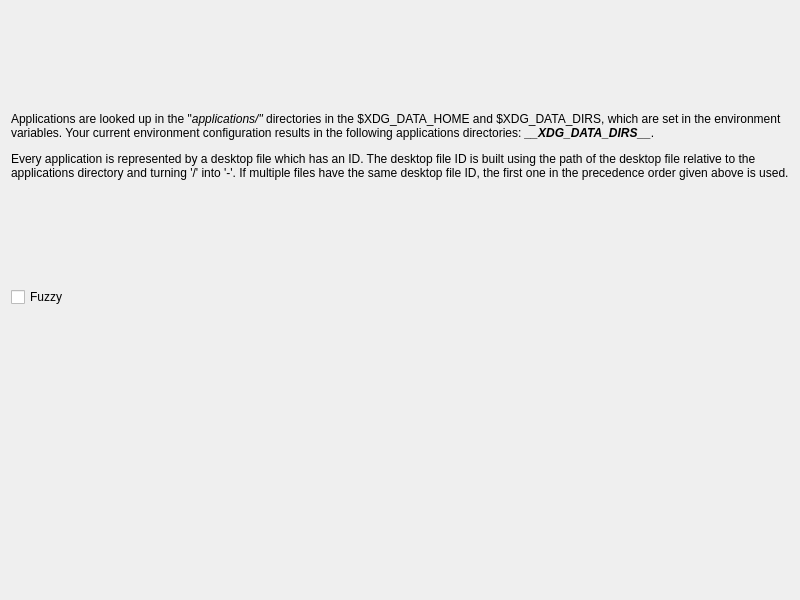
Above: src/plugins/applications/configwidget.ui from albertlauncher/albert before the change. Below: the same form after it.
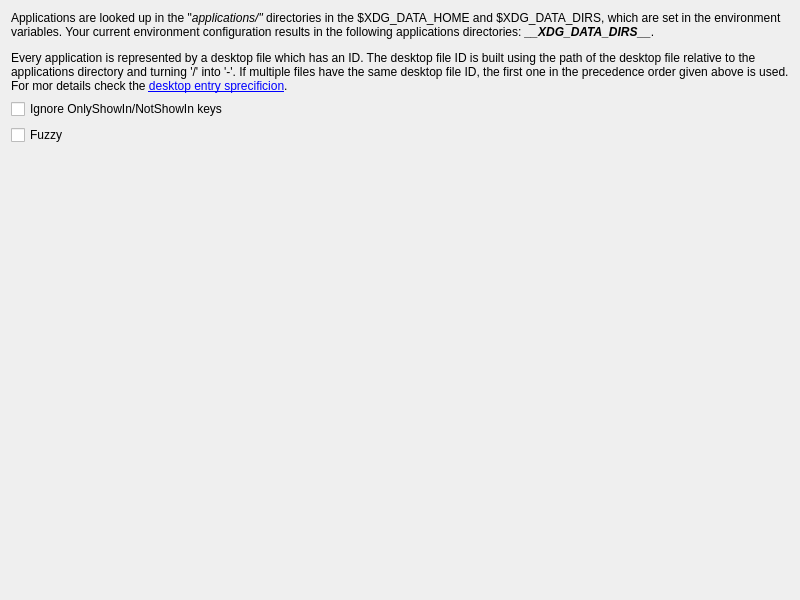
That is the form after the change.

Commit message: Add "Ignore OnlyShowIn/NotShowIn" option. Closes #364.

```diff
--- a/src/plugins/applications/configwidget.ui
+++ b/src/plugins/applications/configwidget.ui
@@ -22,7 +22,7 @@
 &lt;/head&gt;
 &lt;body&gt;
 &lt;p&gt;Applications are looked up in the &amp;quot;&lt;span style=&quot; font-style:italic;&quot;&gt;applications/&amp;quot;&lt;/span&gt; directories in the $XDG_DATA_HOME and $XDG_DATA_DIRS, which are set in the environment variables. Your current environment configuration results in the following applications directories: &lt;span style=&quot; font-weight:600; font-style:italic;&quot;&gt;__XDG_DATA_DIRS__&lt;/span&gt;. &lt;/p&gt;
-&lt;p&gt;Every application is represented by a desktop file which has an ID. The desktop file ID is built using the path of the desktop file relative to the applications directory and turning '/' into '-'. If multiple files have the same desktop file ID, the first one in the precedence order given above is used.&lt;/p&gt;&lt;/body&gt;&lt;/html&gt;</string>
+&lt;p&gt;Every application is represented by a desktop file which has an ID. The desktop file ID is built using the path of the desktop file relative to the applications directory and turning '/' into '-'. If multiple files have the same desktop file ID, the first one in the precedence order given above is used. For mor details check the &lt;a href=&quot;https://specifications.freedesktop.org/desktop-entry-spec/latest/&quot;&gt;desktop entry sprecificion&lt;/a&gt;.&lt;/p&gt;&lt;/body&gt;&lt;/html&gt;</string>
        </property>
        <property name="wordWrap">
         <bool>true</bool>
@@ -34,17 +34,34 @@
    <item>
     <layout class="QHBoxLayout" name="horizontalLayout_3">
      <item>
+      <layout class="QVBoxLayout" name="verticalLayout">
+       <item>
+        <widget class="QCheckBox" name="checkBox_ignoreShowInKeys">
+         <property name="text">
+          <string>Ignore OnlyShowIn/NotShowIn keys</string>
+         </property>
+        </widget>
+       </item>
+       <item>
       <widget class="QCheckBox" name="checkBox_fuzzy">
        <property name="text">
         <string>Fuzzy</string>
        </property>
       </widget>
      </item>
+      </layout>
+     </item>
      <item>
       <spacer name="horizontalSpacer">
        <property name="orientation">
         <enum>Qt::Horizontal</enum>
        </property>
+       <property name="sizeHint" stdset="0">
+        <size>
+         <width>0</width>
+         <height>0</height>
+        </size>
+       </property>
       </spacer>
      </item>
     </layout>
@@ -54,6 +71,12 @@
      <property name="orientation">
       <enum>Qt::Vertical</enum>
      </property>
+     <property name="sizeHint" stdset="0">
+      <size>
+       <width>0</width>
+       <height>0</height>
+      </size>
+     </property>
     </spacer>
    </item>
    <item>
```
Lines whose indentation alone changed are shown as unchanged. The commit also changes 1 other file.
